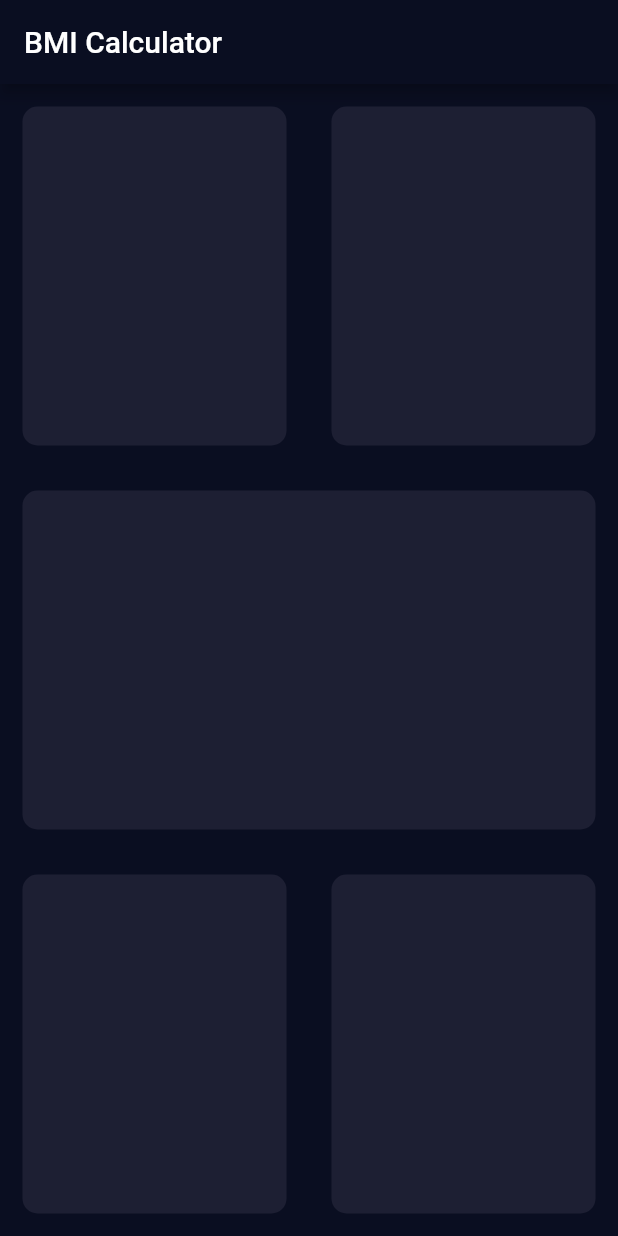
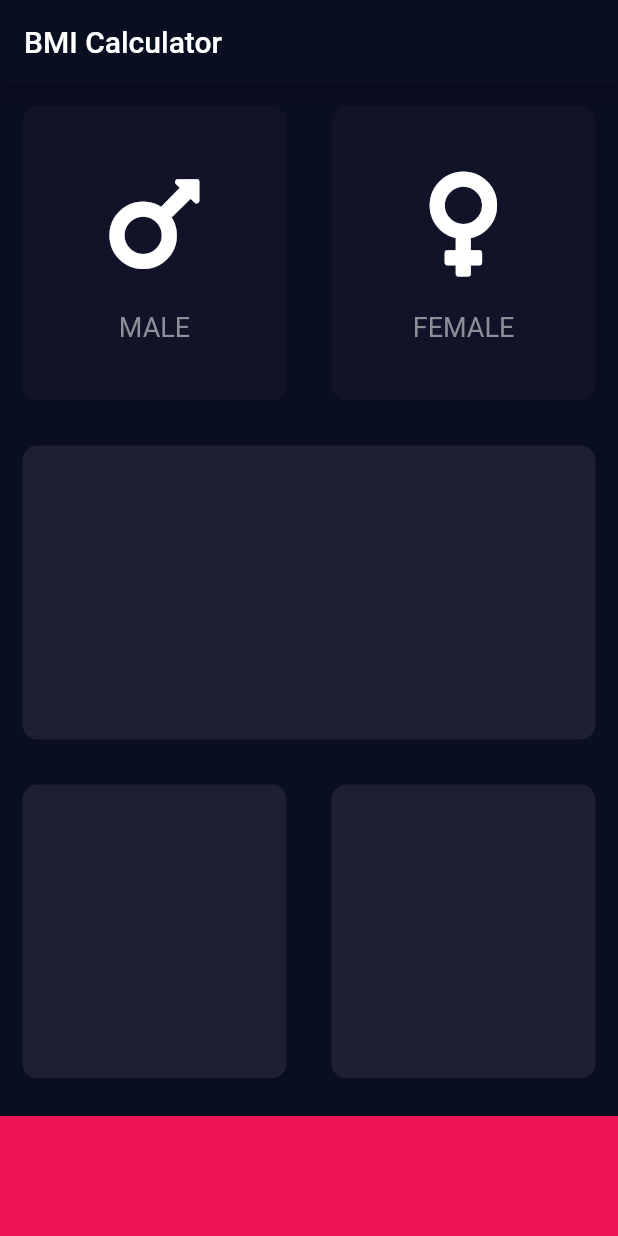
Before and after one commit to bullshitman/bmi_calculator, a Flutter app: the screen it shows after launch, on a phone screen of 412 x 824 dp. Run offline on Flutter 3.47's test engine with Material 2 defaults, Android fonts, the phone set to English and light mode, and no system bars; our stand-ins replace font_awesome_flutter.

Commit message:
custom cards

```diff
--- /dev/null
+++ b/lib/icon_content.dart
@@ -0,0 +1,30 @@
+import 'package:flutter/material.dart';
+
+const labelTextStyle = TextStyle(
+  color: Color(0xFF8D8E98),
+  fontSize: 18.0,
+);
+
+class IconContent extends StatelessWidget {
+  IconContent({this.label, this.icon});
+
+  final IconData icon;
+  final String label;
+
+  @override
+  Widget build(BuildContext context) {
+    return Column(
+      mainAxisAlignment: MainAxisAlignment.center,
+      children: [
+        Icon(icon, size: 80.0),
+        SizedBox(
+          height: 18.0,
+        ),
+        Text(
+          label,
+          style: labelTextStyle,
+        ),
+      ],
+    );
+  }
+}
--- a/lib/input_page.dart
+++ b/lib/input_page.dart
@@ -1,4 +1,16 @@
 import 'package:flutter/material.dart';
+import 'package:font_awesome_flutter/font_awesome_flutter.dart';
+import 'icon_content.dart';
+import 'reusable_card.dart';
+
+const bottomContainerHeight = 80.0;
+const bottomContainerColor = Color(0xFFEB1555);
+const activeCardsColor = Color(0xFF1D1F33);
+const inactiveCardColor = Color(0xFF111328);
+enum Gender {
+  male,
+  female,
+}
 
 class InputPage extends StatefulWidget {
   @override
@@ -6,6 +18,22 @@ class InputPage extends StatefulWidget {
 }
 
 class _InputPageState extends State<InputPage> {
+  Color maleCardColor = inactiveCardColor;
+  Color femaleCardColor = inactiveCardColor;
+
+  void changeColor(Gender selectedGender) {
+    if (selectedGender == Gender.male) {
+      maleCardColor == inactiveCardColor
+          ? maleCardColor = activeCardsColor
+          : maleCardColor = inactiveCardColor;
+    }
+    if (selectedGender == Gender.female) {
+      femaleCardColor == inactiveCardColor
+          ? femaleCardColor = activeCardsColor
+          : femaleCardColor = inactiveCardColor;
+    }
+  }
+
   @override
   Widget build(BuildContext context) {
     return Scaffold(
@@ -18,20 +46,34 @@ class _InputPageState extends State<InputPage> {
             child: Row(
               children: [
                 Expanded(
-                  child: Container(
-                    margin: EdgeInsets.all(15.0),
-                    decoration: BoxDecoration(
-                      color: Color(0xFF1D1F33),
-                      borderRadius: BorderRadius.circular(10.0),
+                  child: GestureDetector(
+                    onTap: () {
+                      setState(() {
+                        changeColor(Gender.male);
+                      });
+                    },
+                    child: ReusableCard(
+                      color: maleCardColor,
+                      cardChild: IconContent(
+                        label: 'MALE',
+                        icon: FontAwesomeIcons.mars,
+                      ),
                     ),
                   ),
                 ),
                 Expanded(
-                  child: Container(
-                    margin: EdgeInsets.all(15.0),
-                    decoration: BoxDecoration(
-                      color: Color(0xFF1D1F33),
-                      borderRadius: BorderRadius.circular(10.0),
+                  child: GestureDetector(
+                    onTap: () {
+                      setState(() {
+                        changeColor(Gender.female);
+                      });
+                    },
+                    child: ReusableCard(
+                      color: femaleCardColor,
+                      cardChild: IconContent(
+                        label: 'FEMALE',
+                        icon: FontAwesomeIcons.venus,
+                      ),
                     ),
                   ),
                 ),
@@ -39,37 +81,31 @@ class _InputPageState extends State<InputPage> {
             ),
           ),
           Expanded(
-            child: Container(
-              margin: EdgeInsets.all(15.0),
-              decoration: BoxDecoration(
-                color: Color(0xFF1D1F33),
-                borderRadius: BorderRadius.circular(10.0),
-              ),
+            child: ReusableCard(
+              color: activeCardsColor,
             ),
           ),
           Expanded(
             child: Row(
               children: [
                 Expanded(
-                  child: Container(
-                    margin: EdgeInsets.all(15.0),
-                    decoration: BoxDecoration(
-                      color: Color(0xFF1D1F33),
-                      borderRadius: BorderRadius.circular(10.0),
-                    ),
+                  child: ReusableCard(
+                    color: activeCardsColor,
                   ),
                 ),
                 Expanded(
-                  child: Container(
-                    margin: EdgeInsets.all(15.0),
-                    decoration: BoxDecoration(
-                      color: Color(0xFF1D1F33),
-                      borderRadius: BorderRadius.circular(10.0),
-                    ),
+                  child: ReusableCard(
+                    color: activeCardsColor,
                   ),
                 ),
               ],
             ),
+          ),
+          Container(
+            margin: EdgeInsets.only(top: 10.0),
+            width: double.infinity,
+            height: bottomContainerHeight,
+            color: bottomContainerColor,
           ),
         ],
       ),
--- /dev/null
+++ b/lib/reusable_card.dart
@@ -0,0 +1,19 @@
+import 'package:flutter/material.dart';
+
+class ReusableCard extends StatelessWidget {
+  ReusableCard({@required this.color, this.cardChild});
+  final Color color;
+  final Widget cardChild;
+
+  @override
+  Widget build(BuildContext context) {
+    return Container(
+      child: cardChild,
+      margin: EdgeInsets.all(15.0),
+      decoration: BoxDecoration(
+        color: color,
+        borderRadius: BorderRadius.circular(10.0),
+      ),
+    );
+  }
+}
```
Also changed, not shown: pubspec.yaml (+4 -63 lines), pubspec.lock.
